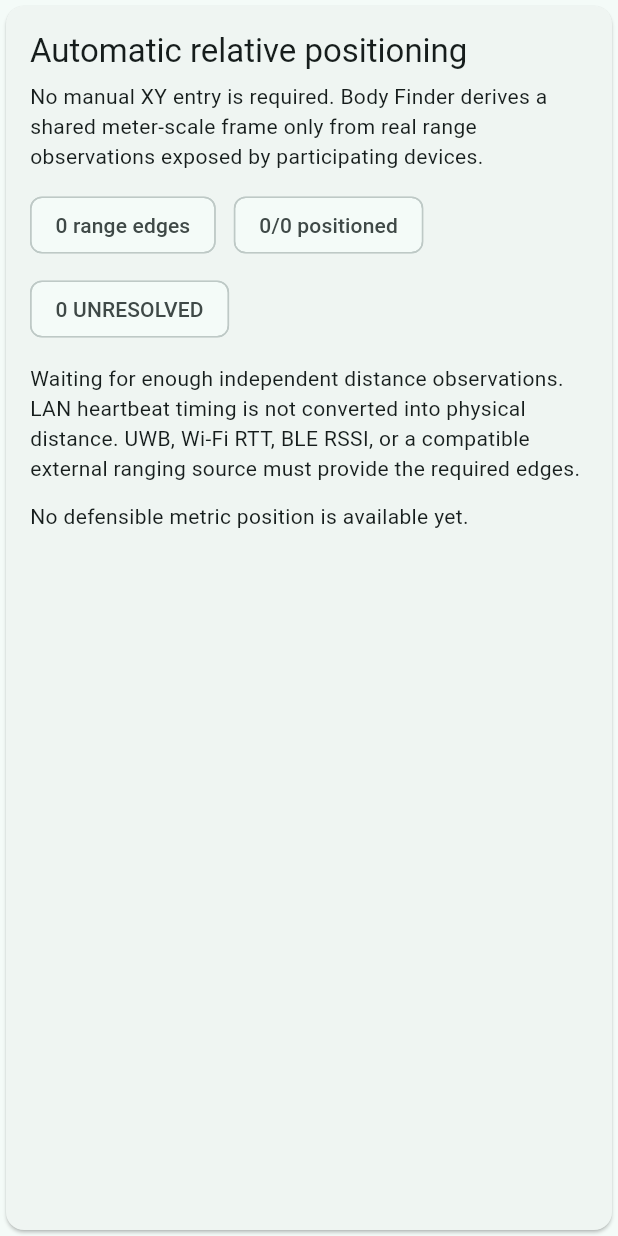
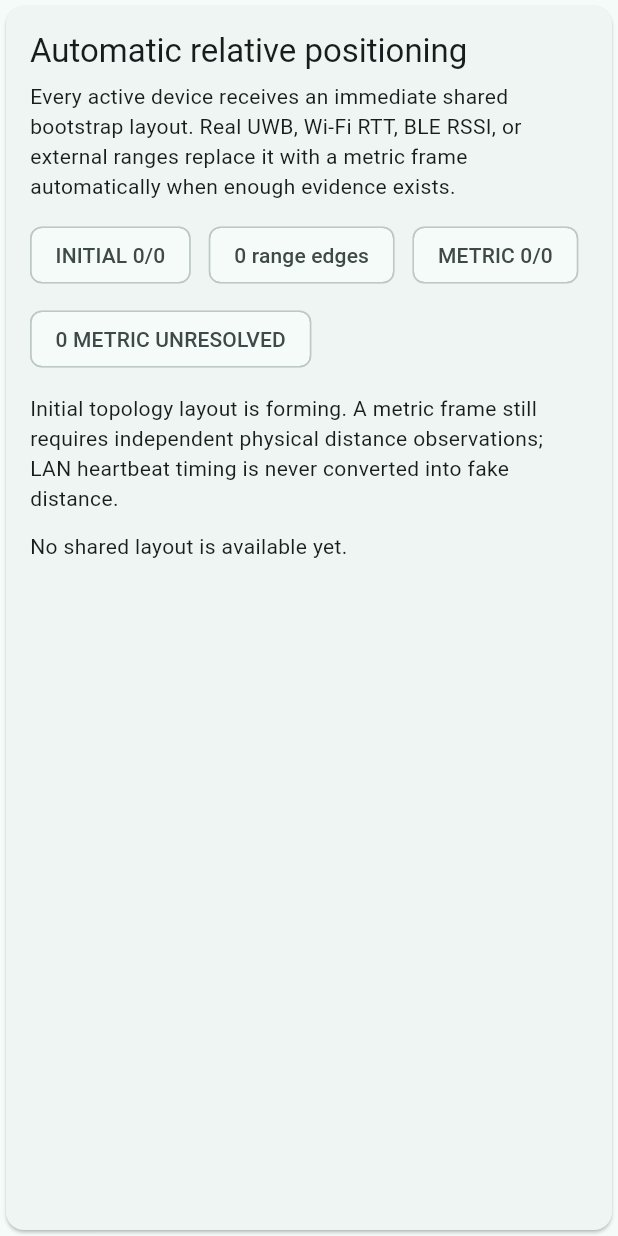
Before and after one commit to Trochez/body_finder, a Flutter app: the NodeGeometryPanel widget shown alone on an empty page, opened directly with empty values, on a phone screen of 412 x 824 dp. Run offline on Flutter 3.47's test engine with Material 3 defaults, Android fonts, the phone set to English and light mode, and no system bars.

Commit message:
feat: show device-agnostic initial layout before metric ranging

```diff
--- a/lib/presentation/node_geometry_panel.dart
+++ b/lib/presentation/node_geometry_panel.dart
@@ -19,10 +19,15 @@ class NodeGeometryPanel extends StatelessWidget {
 
   @override
   Widget build(BuildContext context) {
-    final positioned = snapshot.peers
+    final metricPositioned = snapshot.peers
         .where((peer) => peer.position != null)
         .toList(growable: false);
+    final bootstrapPositioned = snapshot.peers
+        .where((peer) => peer.bootstrapPosition != null)
+        .toList(growable: false);
     final unresolved = snapshot.unresolvedNodeIds.length;
+    final showMetricMap = snapshot.has2DFrame;
+    final displayedPeers = showMetricMap ? metricPositioned : bootstrapPositioned;
 
     return Card(
       child: Padding(
@@ -36,18 +41,31 @@ class NodeGeometryPanel extends StatelessWidget {
             ),
             const SizedBox(height: 6),
             const Text(
-              'No manual XY entry is required. Body Finder derives a shared meter-scale frame only from real range observations exposed by participating devices.',
+              'Every active device receives an immediate shared bootstrap layout. Real UWB, Wi-Fi RTT, BLE RSSI, or external ranges replace it with a metric frame automatically when enough evidence exists.',
             ),
             const SizedBox(height: 12),
             Wrap(
               spacing: 12,
               runSpacing: 8,
               children: [
-                Chip(label: Text('${snapshot.rangeObservationCount} range edges')),
-                Chip(label: Text('${positioned.length}/${snapshot.nodeCount} positioned')),
                 Chip(
                   label: Text(
-                    snapshot.has2DFrame ? '2D FRAME READY' : '$unresolved UNRESOLVED',
+                    'INITIAL ${snapshot.bootstrapPositionedNodeCount}/${snapshot.nodeCount}',
+                  ),
+                ),
+                Chip(label: Text('${snapshot.rangeObservationCount} range edges')),
+                Chip(
+                  label: Text(
+                    'METRIC ${snapshot.positionedNodeCount}/${snapshot.nodeCount}',
+                  ),
+                ),
+                Chip(
+                  label: Text(
+                    snapshot.has2DFrame
+                        ? 'METRIC FRAME READY'
+                        : snapshot.hasBootstrap2DLayout
+                            ? 'BOOTSTRAP READY'
+                            : '$unresolved METRIC UNRESOLVED',
                   ),
                 ),
               ],
@@ -55,27 +73,32 @@ class NodeGeometryPanel extends StatelessWidget {
             const SizedBox(height: 12),
             if (snapshot.has2DFrame)
               const Text(
-                'The coordinate frame is relative: origin and rotation are selected deterministically from the active range graph. Accuracy depends on the ranging sources and geometry.',
+                'Metric frame active. Origin and rotation are selected deterministically from the active range graph. Accuracy depends on ranging source quality and geometry.',
+              )
+            else if (snapshot.hasBootstrap2DLayout)
+              const Text(
+                'Device-agnostic initial layout active. Coordinates marked “u” are normalized topology units, NOT meters and NOT measured physical positions. They are for session coordination only and are excluded from body-localization calculations until real ranging establishes a metric frame.',
               )
             else
               const Text(
-                'Waiting for enough independent distance observations. LAN heartbeat timing is not converted into physical distance. UWB, Wi-Fi RTT, BLE RSSI, or a compatible external ranging source must provide the required edges.',
+                'Initial topology layout is forming. A metric frame still requires independent physical distance observations; LAN heartbeat timing is never converted into fake distance.',
               ),
             const SizedBox(height: 12),
-            if (positioned.isNotEmpty)
+            if (displayedPeers.isNotEmpty)
               SizedBox(
                 height: 280,
                 width: double.infinity,
                 child: CustomPaint(
                   painter: _GeometryPainter(
-                    peers: positioned,
+                    peers: displayedPeers,
                     localNodeId: snapshot.localNodeId,
                     coordinatorId: snapshot.coordinatorId,
+                    useBootstrap: !showMetricMap,
                   ),
                 ),
               )
             else
-              const Text('No defensible metric position is available yet.'),
+              const Text('No shared layout is available yet.'),
             const SizedBox(height: 8),
             ...snapshot.peers.map(
               (peer) => Padding(
@@ -93,12 +116,18 @@ class NodeGeometryPanel extends StatelessWidget {
 
   static String _positionText(PeerRecord peer) {
     final position = peer.position;
-    if (position == null) return 'position unresolved';
-    final sigma = peer.positionSigmaMeters;
-    final uncertainty = sigma == null || !sigma.isFinite
-        ? 'uncertainty pending'
-        : '±${sigma.toStringAsFixed(2)} m';
-    return '(${position.x.toStringAsFixed(2)}, ${position.y.toStringAsFixed(2)}) m · $uncertainty';
+    if (position != null) {
+      final sigma = peer.positionSigmaMeters;
+      final uncertainty = sigma == null || !sigma.isFinite
+          ? 'uncertainty pending'
+          : '±${sigma.toStringAsFixed(2)} m';
+      return 'metric (${position.x.toStringAsFixed(2)}, ${position.y.toStringAsFixed(2)}) m · $uncertainty';
+    }
+    final bootstrap = peer.bootstrapPosition;
+    if (bootstrap != null) {
+      return 'initial (${bootstrap.x.toStringAsFixed(2)}, ${bootstrap.y.toStringAsFixed(2)}) u · metric unresolved';
+    }
+    return 'position unresolved';
   }
 
   static String _shortId(String value) =>
@@ -110,15 +139,20 @@ class _GeometryPainter extends CustomPainter {
     required this.peers,
     required this.localNodeId,
     required this.coordinatorId,
+    required this.useBootstrap,
   });
 
   final List<PeerRecord> peers;
   final String localNodeId;
   final String? coordinatorId;
+  final bool useBootstrap;
+
+  Vec2 _point(PeerRecord peer) =>
+      useBootstrap ? peer.bootstrapPosition! : peer.position!;
 
   @override
   void paint(Canvas canvas, Size size) {
-    final points = peers.map((peer) => peer.position!).toList(growable: false);
+    final points = peers.map(_point).toList(growable: false);
     var minX = points.map((p) => p.x).reduce(math.min);
     var maxX = points.map((p) => p.x).reduce(math.max);
     var minY = points.map((p) => p.y).reduce(math.min);
@@ -163,6 +197,7 @@ class _GeometryPainter extends CustomPainter {
       canvas.drawLine(Offset(margin, y), Offset(size.width - margin, y), gridPaint);
     }
 
+    final frameColor = useBootstrap ? Colors.orange.shade700 : Colors.teal;
     if (points.length >= 3) {
       final boundary = convexBoundary(points).vertices;
       if (boundary.length >= 3) {
@@ -176,13 +211,13 @@ class _GeometryPainter extends CustomPainter {
         canvas.drawPath(
           path,
           Paint()
-            ..color = Colors.teal.withValues(alpha: 0.12)
+            ..color = frameColor.withValues(alpha: 0.10)
             ..style = PaintingStyle.fill,
         );
         canvas.drawPath(
           path,
           Paint()
-            ..color = Colors.teal
+            ..color = frameColor
             ..strokeWidth = 2
             ..style = PaintingStyle.stroke,
         );
@@ -190,11 +225,12 @@ class _GeometryPainter extends CustomPainter {
     }
 
     for (final peer in peers) {
-      final p = project(peer.position!);
+      final point = _point(peer);
+      final p = project(point);
       final isLocal = peer.id == localNodeId;
       final isCoordinator = peer.id == coordinatorId;
       final sigma = peer.positionSigmaMeters;
-      if (sigma != null && sigma.isFinite && sigma > 0) {
+      if (!useBootstrap && sigma != null && sigma.isFinite && sigma > 0) {
         final scaleX = drawableWidth / math.max(0.01, maxX - minX);
         final radius = math.min(45.0, math.max(4.0, sigma * scaleX));
         canvas.drawCircle(
@@ -208,9 +244,15 @@ class _GeometryPainter extends CustomPainter {
       canvas.drawCircle(
         p,
         isLocal ? 9 : 7,
-        Paint()..color = isCoordinator ? Colors.amber.shade800 : Colors.teal.shade700,
+        Paint()
+          ..color = isCoordinator
+              ? Colors.amber.shade800
+              : useBootstrap
+                  ? Colors.orange.shade700
+                  : Colors.teal.shade700,
       );
-      final label = '${_shortId(peer.id)}\n${peer.position!.x.toStringAsFixed(1)}, ${peer.position!.y.toStringAsFixed(1)} m';
+      final unit = useBootstrap ? 'u' : 'm';
+      final label = '${_shortId(peer.id)}\n${point.x.toStringAsFixed(1)}, ${point.y.toStringAsFixed(1)} $unit';
       final textPainter = TextPainter(
         text: TextSpan(
           text: label,
@@ -229,5 +271,6 @@ class _GeometryPainter extends CustomPainter {
   bool shouldRepaint(covariant _GeometryPainter oldDelegate) =>
       oldDelegate.peers != peers ||
       oldDelegate.localNodeId != localNodeId ||
-      oldDelegate.coordinatorId != coordinatorId;
+      oldDelegate.coordinatorId != coordinatorId ||
+      oldDelegate.useBootstrap != useBootstrap;
 }
```
